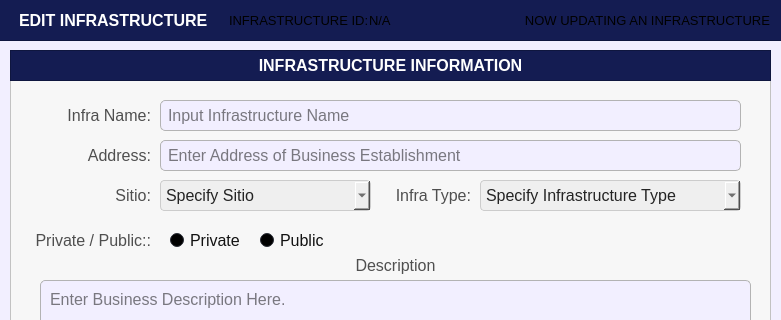
Above: Resources/UIs/PopUp/Screen_Institutions/Update/edit_register_infrastructure.ui from Yohhannn/Barangay-Records-Statistics-System before the change; both pictures show x 0 to 781 and y 0 to 320 of the 781 by 583 pixel window. Below: the same form after it.
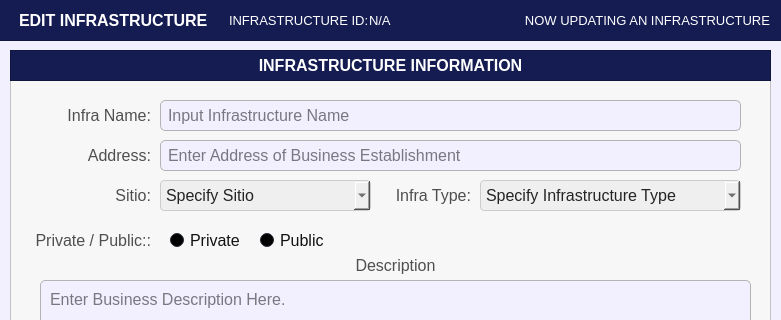
That is the form after the change. Icons and pictures are not drawn.

Commit message: ReColored Part 2 - Registers and Edit

Patch:
```diff
--- a/Resources/UIs/PopUp/Screen_Institutions/Update/edit_register_infrastructure.ui
+++ b/Resources/UIs/PopUp/Screen_Institutions/Update/edit_register_infrastructure.ui
@@ -2289,7 +2289,7 @@
     <property name="styleSheet">
      <string notr="true">#filteroptions_label {
 	background-color: transparent;
-	color: #white;
+	color: #FFFFFF;
 }
 </string>
     </property>
@@ -2319,7 +2319,7 @@
     <property name="styleSheet">
      <string notr="true">#display_what_ID {
 	background-color: transparent;
-	color: #white;
+	color: #FFFFFF;
 }
 </string>
     </property>
@@ -2349,7 +2349,7 @@
     <property name="styleSheet">
      <string notr="true">#label_what_ID {
 	background-color: transparent;
-	color: #white;
+	color: #FFFFFF;
 }
 </string>
     </property>
```
Left out of the diff: 32 changed lines with no effect on the pictures. The commit also changes 19 other files.
